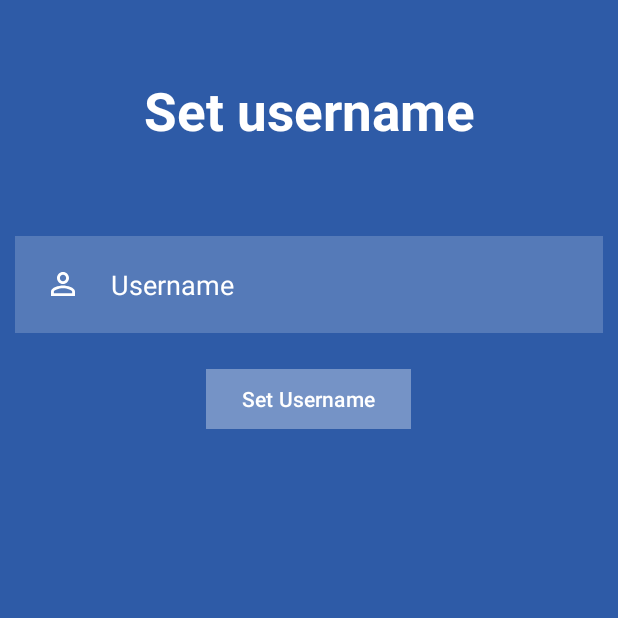
After one commit to Mwil2000/Aion, an Android app: the activity_setname screen opened directly, with no data from a screen before it, on a phone screen of 412 x 824 dp, the top half of it. The commit adds this screen. Run offline under Robolectric (Android 15) with nearby library versions, the phone set to English and light mode, and no system bars; 1 statement that could not run was skipped.

Commit message:
Laptop 224.04.23

```diff
--- a/app/build.gradle
+++ b/app/build.gradle
@@ -42,5 +42,5 @@ dependencies {
     androidTestImplementation 'androidx.test.espresso:espresso-core:3.5.1'
     implementation 'pl.droidsonroids.gif:android-gif-drawable:1.2.19'
     implementation 'com.journeyapps:zxing-android-embedded:4.3.0'
-    implementation 'com.google.android.material:material:1.10.0-alpha01'
+    implementation 'com.google.android.material:material:1.9.0-alpha01'
 }
--- a/app/src/main/AndroidManifest.xml
+++ b/app/src/main/AndroidManifest.xml
@@ -1,6 +1,6 @@
 <?xml version="1.0" encoding="utf-8"?>
 <manifest xmlns:android="http://schemas.android.com/apk/res/android"
-    package="com.example.gif" >
+    package="com.example.gif">
 
     <uses-feature
         android:name="android.hardware.camera"
@@ -16,11 +16,13 @@
         android:label="Aion"
         android:roundIcon="@mipmap/ic_launcher_round"
         android:supportsRtl="true"
-        android:theme="@style/Theme.Gif" >
-
+        android:theme="@style/Theme.Gif">
+        <activity
+            android:name=".activity_setname"
+            android:exported="false" />
         <activity
             android:name=".Splash_Screen"
-            android:exported="true" >
+            android:exported="true">
             <intent-filter>
                 <action android:name="android.intent.action.MAIN" />
 
--- a/app/src/main/java/com/example/gif/MainActivity.java
+++ b/app/src/main/java/com/example/gif/MainActivity.java
@@ -18,10 +18,10 @@ public class MainActivity extends AppCompatActivity {
         setContentView(R.layout.activity_main);
 
 
-        btn_scan = findViewById(R.id.scan);
-        btn_scan.setOnClickListener(v->
-                scanCode());
+        //btn_scan = findViewById(R.id.scan);
+        //btn_scan.setOnClickListener(v-> scanCode())
 
+        scanCode();
 
     }
     private void scanCode() {
@@ -30,6 +30,7 @@ public class MainActivity extends AppCompatActivity {
         options.setBeepEnabled(true);
         options.setOrientationLocked(true);
         options.setCaptureActivity(CaptureAct.class);
+        options.setBarcodeImageEnabled(false);
         barLauncher.launch(options);
     }
     ActivityResultLauncher<ScanOptions> barLauncher = registerForActivityResult(new ScanContract(),result->
--- /dev/null
+++ b/app/src/main/java/com/example/gif/activity_setname.java
@@ -0,0 +1,35 @@
+package com.example.gif;
+
+import androidx.appcompat.app.AppCompatActivity;
+
+import android.os.Bundle;
+import android.view.View;
+import android.widget.EditText;
+
+import com.google.android.material.button.MaterialButton;
+
+public class activity_setname extends AppCompatActivity {
+
+    MaterialButton setUsername;
+    EditText username;
+
+    DBHelper DB;
+
+    @Override
+    protected void onCreate(Bundle savedInstanceState) {
+        super.onCreate(savedInstanceState);
+        setContentView(R.layout.activity_setname);
+
+        username = (EditText) findViewById(R.id.set_username);
+        setUsername = (MaterialButton) findViewById(R.id.set_username_btn);
+        DB = new DBHelper(this);
+        setUsername.setOnClickListener(new View.OnClickListener() {
+
+            @Override
+            public void onClick(View v) {
+
+            }
+        });
+
+    }
+}
--- a/app/src/main/java/com/example/gif/activity_signup.java
+++ b/app/src/main/java/com/example/gif/activity_signup.java
@@ -1,17 +1,17 @@
 package com.example.gif;
 
-import android.app.Activity;
+
 import android.content.Intent;
 import android.os.Bundle;
 import android.view.View;
-import android.widget.Button;
+
 import android.widget.EditText;
 import android.widget.Toast;
 
 import androidx.appcompat.app.AppCompatActivity;
 
 import com.google.android.material.button.MaterialButton;
-import com.google.android.material.datepicker.MaterialTextInputPicker;
+
 
 public class activity_signup extends AppCompatActivity {
 
--- /dev/null
+++ b/app/src/main/res/layout/activity_setname.xml
@@ -0,0 +1,51 @@
+<?xml version="1.0" encoding="utf-8"?>
+<RelativeLayout xmlns:android="http://schemas.android.com/apk/res/android"
+    xmlns:app="http://schemas.android.com/apk/res-auto"
+    xmlns:tools="http://schemas.android.com/tools"
+    android:layout_width="match_parent"
+    android:layout_height="match_parent"
+    tools:context=".activity_setname"
+    android:background="@color/white">
+
+    <TextView
+        android:id="@+id/set_username_text"
+        android:layout_width="match_parent"
+        android:layout_height="wrap_content"
+        android:text="Set username"
+        android:textSize="35sp"
+        android:textColor="#FFFFFF"
+        android:layout_margin="50dp"
+        android:gravity="center"
+        android:textStyle="bold"
+        />
+
+    <EditText
+        android:layout_width="match_parent"
+        android:layout_height="wrap_content"
+        android:id="@+id/set_username"
+        android:layout_below="@id/set_username_text"
+        android:hint="@string/username"
+        android:textColor="#FFFFFF"
+        android:textColorHint="#FFFFFF"
+        android:layout_margin="10dp"
+        android:padding="20dp"
+        android:background="#30FFFFFF"
+        android:drawableStart="@drawable/baseline_person_outline_24"
+        android:drawablePadding="20dp"
+        android:autofillHints="" />
+
+    <com.google.android.material.button.MaterialButton
+        android:id="@+id/set_username_btn"
+        android:layout_width="wrap_content"
+        android:layout_height="wrap_content"
+        android:layout_below="@id/set_username"
+        android:layout_centerHorizontal="true"
+        android:layout_marginStart="10dp"
+        android:layout_marginTop="10dp"
+        android:layout_marginEnd="10dp"
+        android:layout_marginBottom="10dp"
+        android:backgroundTint="#30FFFFFF"
+        android:text="@string/set_username"
+        app:cornerRadius ="0dp"/>
+
+</RelativeLayout>
--- a/app/src/main/res/values/strings.xml
+++ b/app/src/main/res/values/strings.xml
@@ -7,4 +7,5 @@
     <string name="log_in">Log in</string>
     <string name="username">Username</string>
     <string name="password">Password</string>
+    <string name="set_username">Set Username</string>
 </resources>
```
